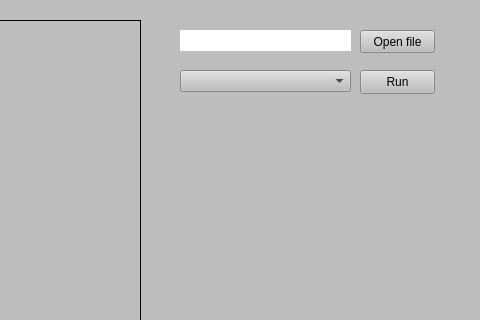
Qt form mainwindow.ui (PavolHradsky/PIS-bonus) before a commit; both pictures show x 320 to 800 and y 0 to 320 of the 800 by 600 pixel window.
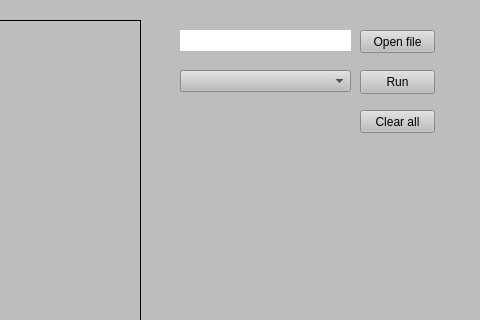
The same form after that commit.

Patch:
```diff
--- a/mainwindow.ui
+++ b/mainwindow.ui
@@ -204,6 +204,19 @@
      <enum>QAbstractItemView::NoSelection</enum>
     </property>
    </widget>
+   <widget class="QPushButton" name="clearAll">
+    <property name="geometry">
+     <rect>
+      <x>680</x>
+      <y>110</y>
+      <width>75</width>
+      <height>23</height>
+     </rect>
+    </property>
+    <property name="text">
+     <string>Clear all</string>
+    </property>
+   </widget>
   </widget>
  </widget>
  <resources/>
```
